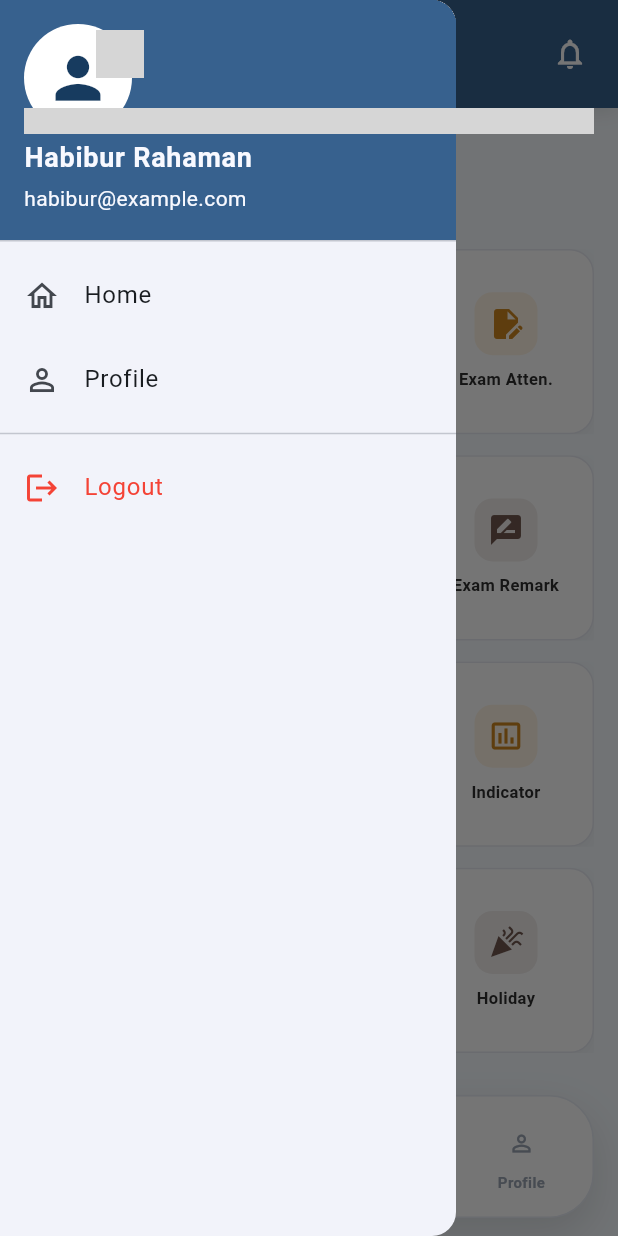
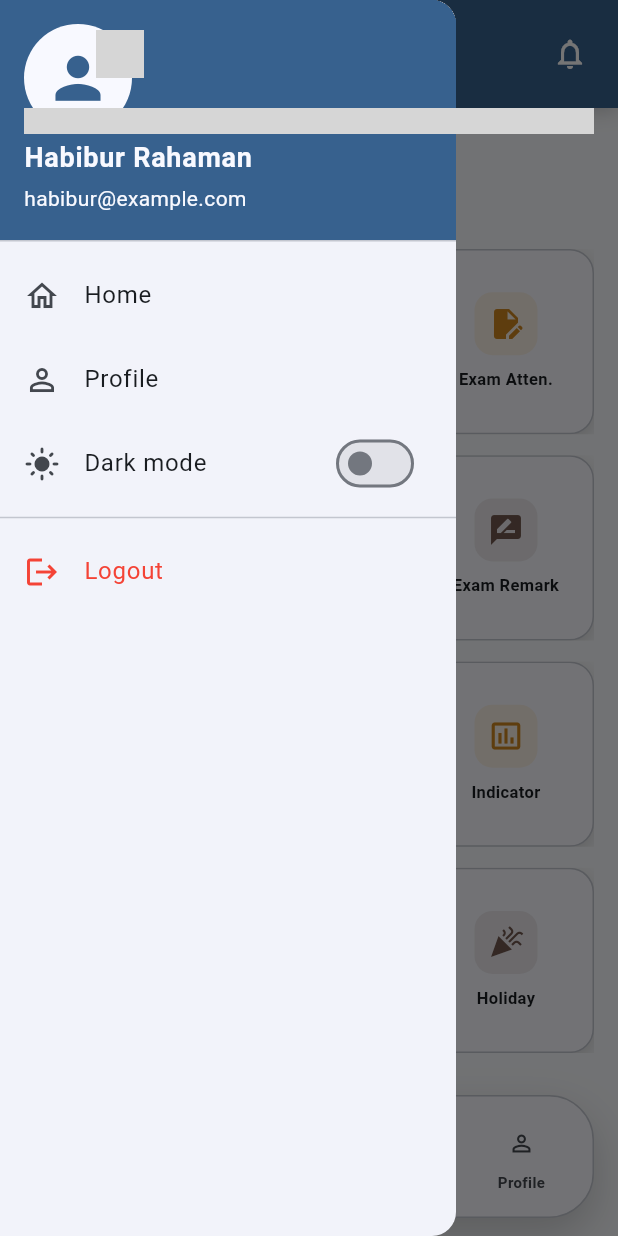
Before and after one commit to creativehabib/nu-app, a Flutter app: the screen it shows after launch, scrolled down 159 dp, after a tap on the "menu" icon, on a phone screen of 412 x 824 dp. Run offline on Flutter 3.47's test engine with Material 3 defaults, Android fonts, the phone set to English and light mode, and no system bars; network calls fail; grey boxes are pictures that could not be loaded.

Commit message:
Theme department list for dark mode

```diff
--- a/lib/main.dart
+++ b/lib/main.dart
@@ -3,6 +3,7 @@ import 'package:flutter/services.dart';
 import 'package:provider/provider.dart';
 
 import 'providers/directory_provider.dart';
+import 'providers/theme_provider.dart';
 import 'screens/home_screen.dart';
 
 void main() {
@@ -23,31 +24,57 @@ class UniversityDirectoryApp extends StatelessWidget {
 
   @override
   Widget build(BuildContext context) {
-    final colorScheme = ColorScheme.fromSeed(
+    final lightColorScheme = ColorScheme.fromSeed(
       seedColor: const Color(0xFF173B5F),
       brightness: Brightness.light,
     );
+    final darkColorScheme = ColorScheme.fromSeed(
+      seedColor: const Color(0xFF173B5F),
+      brightness: Brightness.dark,
+    );
 
-    return ChangeNotifierProvider(
-      create: (_) => DirectoryProvider()..loadDepartments(),
-      child: MaterialApp(
+    return MultiProvider(
+      providers: [
+        ChangeNotifierProvider(create: (_) => DirectoryProvider()..loadDepartments()),
+        ChangeNotifierProvider(create: (_) => ThemeProvider()),
+      ],
+      child: Consumer<ThemeProvider>(
+        builder: (context, themeProvider, _) {
+          return MaterialApp(
             debugShowCheckedModeBanner: false,
             title: 'National University Directory',
             theme: ThemeData(
               appBarTheme: AppBarTheme(
-            backgroundColor: colorScheme.primary,
-            foregroundColor: colorScheme.onPrimary,
+                backgroundColor: lightColorScheme.primary,
+                foregroundColor: lightColorScheme.onPrimary,
                 systemOverlayStyle: const SystemUiOverlayStyle(
                   statusBarColor: Colors.transparent,
                   statusBarIconBrightness: Brightness.light,
                   statusBarBrightness: Brightness.dark,
                 ),
               ),
-          colorScheme: colorScheme,
+              colorScheme: lightColorScheme,
               scaffoldBackgroundColor: const Color(0xFFF7F9FC),
               useMaterial3: true,
             ),
+            darkTheme: ThemeData(
+              appBarTheme: AppBarTheme(
+                backgroundColor: darkColorScheme.primary,
+                foregroundColor: darkColorScheme.onPrimary,
+                systemOverlayStyle: const SystemUiOverlayStyle(
+                  statusBarColor: Colors.transparent,
+                  statusBarIconBrightness: Brightness.light,
+                  statusBarBrightness: Brightness.dark,
+                ),
+              ),
+              colorScheme: darkColorScheme,
+              scaffoldBackgroundColor: const Color(0xFF0F141B),
+              useMaterial3: true,
+            ),
+            themeMode: themeProvider.themeMode,
             home: const HomeScreen(),
+          );
+        },
       ),
     );
   }
--- /dev/null
+++ b/lib/providers/theme_provider.dart
@@ -0,0 +1,13 @@
+import 'package:flutter/material.dart';
+
+class ThemeProvider extends ChangeNotifier {
+  ThemeMode _themeMode = ThemeMode.light;
+
+  ThemeMode get themeMode => _themeMode;
+  bool get isDarkMode => _themeMode == ThemeMode.dark;
+
+  void toggleTheme(bool isDark) {
+    _themeMode = isDark ? ThemeMode.dark : ThemeMode.light;
+    notifyListeners();
+  }
+}
--- a/lib/screens/home_screen.dart
+++ b/lib/screens/home_screen.dart
@@ -1,8 +1,10 @@
 import 'package:flutter/material.dart';
 import 'package:flutter/services.dart';
+import 'package:provider/provider.dart';
 
 import 'department_list_screen.dart';
 import '../navigation/app_bottom_nav_items.dart';
+import '../providers/theme_provider.dart';
 import '../widgets/app_bottom_nav.dart';
 
 class HomeScreen extends StatefulWidget {
@@ -16,12 +18,13 @@ class _HomeScreenState extends State<HomeScreen> {
   @override
   void didChangeDependencies() {
     super.didChangeDependencies();
+    final brightness = Theme.of(context).brightness;
     // স্ট্যাটাস বার কনফিগারেশন: ব্যাকগ্রাউন্ড নীল (প্রাইমারি কালার) এবং আইকন সাদা
     SystemChrome.setSystemUIOverlayStyle(
-      const SystemUiOverlayStyle(
+      SystemUiOverlayStyle(
         statusBarColor: Colors.transparent, // ট্রান্সপারেন্ট যাতে হেডারের কালার দেখা যায়
         statusBarIconBrightness: Brightness.light, // সাদা আইকন
-        statusBarBrightness: Brightness.dark,    // iOS এর জন্য
+        statusBarBrightness: brightness == Brightness.dark ? Brightness.light : Brightness.dark,    // iOS এর জন্য
       ),
     );
   }
@@ -29,6 +32,8 @@ class _HomeScreenState extends State<HomeScreen> {
   @override
   Widget build(BuildContext context) {
     final colorScheme = Theme.of(context).colorScheme;
+    final themeProvider = context.watch<ThemeProvider>();
+    final isDarkMode = themeProvider.isDarkMode;
 
     final tasks = [
       _TaskItem(icon: Icons.menu_book, label: 'Daily Task'),
@@ -59,13 +64,13 @@ class _HomeScreenState extends State<HomeScreen> {
     const currentIndex = 2;
 
     return AnnotatedRegion<SystemUiOverlayStyle>(
-      value: const SystemUiOverlayStyle(
+      value: SystemUiOverlayStyle(
         statusBarColor: Colors.transparent,
         statusBarIconBrightness: Brightness.light,
-        statusBarBrightness: Brightness.dark,
+        statusBarBrightness: isDarkMode ? Brightness.light : Brightness.dark,
       ),
       child: Scaffold(
-        backgroundColor: const Color(0xFFF6FBFF),
+        backgroundColor: Theme.of(context).scaffoldBackgroundColor,
 
         // --- সাইডবার ড্রয়ার মেনু ---
         drawer: Drawer(
@@ -73,9 +78,9 @@ class _HomeScreenState extends State<HomeScreen> {
             children: [
               UserAccountsDrawerHeader(
                 decoration: BoxDecoration(color: colorScheme.primary),
-                currentAccountPicture: const CircleAvatar(
-                  backgroundColor: Colors.white,
-                  child: Icon(Icons.person, size: 45, color: Color(0xFF173B5F)),
+                currentAccountPicture: CircleAvatar(
+                  backgroundColor: colorScheme.surface,
+                  child: Icon(Icons.person, size: 45, color: colorScheme.primary),
                 ),
                 accountName: const Text('Habibur Rahaman',
                     style: TextStyle(fontWeight: FontWeight.bold, fontSize: 18)),
@@ -90,6 +95,12 @@ class _HomeScreenState extends State<HomeScreen> {
                 leading: const Icon(Icons.person_outline),
                 title: const Text('Profile'),
                 onTap: () {},
+              ),
+              SwitchListTile(
+                secondary: Icon(isDarkMode ? Icons.dark_mode : Icons.light_mode),
+                title: const Text('Dark mode'),
+                value: isDarkMode,
+                onChanged: themeProvider.toggleTheme,
               ),
               const Divider(),
               ListTile(
@@ -111,7 +122,7 @@ class _HomeScreenState extends State<HomeScreen> {
                 // নিচে হালকা শ্যাডো দেওয়ার জন্য
                 boxShadow: [
                   BoxShadow(
-                    color: Colors.black.withOpacity(0.1),
+                    color: colorScheme.shadow.withOpacity(0.2),
                     blurRadius: 10,
                     offset: const Offset(0, 2),
                   ),
@@ -146,7 +157,7 @@ class _HomeScreenState extends State<HomeScreen> {
                         ),
                       ),
                       const SizedBox(width: 12),
-                      const Expanded(
+                      Expanded(
                         child: Column(
                           crossAxisAlignment: CrossAxisAlignment.start,
                           children: [
@@ -155,14 +166,14 @@ class _HomeScreenState extends State<HomeScreen> {
                               style: TextStyle(
                                 fontSize: 18,
                                 fontWeight: FontWeight.bold,
-                                color: Colors.white,
+                                color: colorScheme.onPrimary,
                               ),
                             ),
                             Text(
                               'Bangladesh',
                               style: TextStyle(
                                 fontSize: 13,
-                                color: Colors.white70,
+                                color: colorScheme.onPrimary.withOpacity(0.7),
                               ),
                             ),
                           ],
@@ -203,8 +214,8 @@ class _HomeScreenState extends State<HomeScreen> {
                     ),
 
                     // --- সার্ভিসেস টাইটেল ---
-                    const Padding(
-                      padding: EdgeInsets.symmetric(horizontal: 16, vertical: 12),
+                    Padding(
+                      padding: const EdgeInsets.symmetric(horizontal: 16, vertical: 12),
                       child: Column(
                         crossAxisAlignment: CrossAxisAlignment.start,
                         children: [
@@ -213,14 +224,14 @@ class _HomeScreenState extends State<HomeScreen> {
                             style: TextStyle(
                               fontSize: 18,
                               fontWeight: FontWeight.w700,
-                              color: Color(0xFF1F1F1F),
+                              color: colorScheme.onSurface,
                             ),
                           ),
                           Text(
                             'Everything you need in one place',
                             style: TextStyle(
                               fontSize: 13,
-                              color: Color(0xFF7C8294),
+                              color: colorScheme.onSurfaceVariant,
                             ),
                           ),
                         ],
@@ -287,6 +298,7 @@ class _TaskTile extends StatelessWidget {
   @override
   Widget build(BuildContext context) {
     final iconColor = Color.lerp(color, Colors.black, 0.2) ?? color;
+    final colorScheme = Theme.of(context).colorScheme;
     return Material(
       color: Colors.transparent,
       child: InkWell(
@@ -294,10 +306,16 @@ class _TaskTile extends StatelessWidget {
         onTap: onTap,
         child: Ink(
           decoration: BoxDecoration(
-            color: Colors.white,
+            color: colorScheme.surface,
             borderRadius: BorderRadius.circular(16),
-            border: Border.all(color: const Color(0xFFE8EAF2)),
-            boxShadow: [BoxShadow(blurRadius: 10, color: Colors.black.withOpacity(0.05), offset: const Offset(0, 4))],
+            border: Border.all(color: colorScheme.outlineVariant),
+            boxShadow: [
+              BoxShadow(
+                blurRadius: 10,
+                color: Theme.of(context).shadowColor.withOpacity(0.15),
+                offset: const Offset(0, 4),
+              ),
+            ],
           ),
           padding: const EdgeInsets.all(10),
           child: Column(
@@ -309,7 +327,15 @@ class _TaskTile extends StatelessWidget {
                 child: Icon(icon, color: iconColor),
               ),
               const SizedBox(height: 8),
-              Text(label, textAlign: TextAlign.center, style: const TextStyle(fontSize: 11, fontWeight: FontWeight.w600, color: Color(0xFF2E2E2E))),
+              Text(
+                label,
+                textAlign: TextAlign.center,
+                style: TextStyle(
+                  fontSize: 11,
+                  fontWeight: FontWeight.w600,
+                  color: colorScheme.onSurface,
+                ),
+              ),
             ],
           ),
         ),
--- a/lib/widgets/app_bottom_nav.dart
+++ b/lib/widgets/app_bottom_nav.dart
@@ -12,19 +12,20 @@ class AppBottomNavBar extends StatelessWidget {
 
   @override
   Widget build(BuildContext context) {
+    final colorScheme = Theme.of(context).colorScheme;
     return SafeArea(
       top: false,
       child: Padding(
         padding: const EdgeInsets.fromLTRB(16, 8, 16, 12),
         child: Container(
           decoration: BoxDecoration(
-            color: Colors.white,
-            border: Border.all(color: const Color(0xFFE7ECF4)),
+            color: colorScheme.surface,
+            border: Border.all(color: colorScheme.outlineVariant),
             borderRadius: BorderRadius.circular(30),
             boxShadow: [
               BoxShadow(
                 blurRadius: 24,
-                color: Colors.black.withOpacity(0.12),
+                color: Theme.of(context).shadowColor.withOpacity(0.18),
                 offset: const Offset(0, 12),
               ),
             ],
@@ -74,7 +75,7 @@ class _BottomNavButton extends StatelessWidget {
   @override
   Widget build(BuildContext context) {
     final selectedColor = Theme.of(context).colorScheme.primary;
-    const unselectedColor = Color(0xFF9AA4B2);
+    final unselectedColor = Theme.of(context).colorScheme.onSurfaceVariant;
     final iconBackground =
         isSelected ? selectedColor.withOpacity(0.16) : Colors.transparent;
     return Material(
--- a/lib/widgets/employee_card.dart
+++ b/lib/widgets/employee_card.dart
@@ -69,6 +69,7 @@ class _EmployeeCardState extends State<EmployeeCard> {
       showDragHandle: true,
       backgroundColor: Theme.of(context).colorScheme.surface,
       builder: (context) {
+        final colorScheme = Theme.of(context).colorScheme;
         return SafeArea(
           child: Padding(
             padding: const EdgeInsets.fromLTRB(16, 8, 16, 24),
@@ -87,7 +88,7 @@ class _EmployeeCardState extends State<EmployeeCard> {
 
                 // Phone Call
                 ListTile(
-                  leading: const Icon(Icons.phone_in_talk),
+                  leading: Icon(Icons.phone_in_talk, color: colorScheme.primary),
                   title: const Text('Phone Call'),
                   subtitle: Text(phone),
                   shape: RoundedRectangleBorder(borderRadius: BorderRadius.circular(12)),
@@ -99,7 +100,7 @@ class _EmployeeCardState extends State<EmployeeCard> {
 
                 // whatsapp
                 ListTile(
-                  leading: const Icon(Icons.message, color: Colors.green),
+                  leading: Icon(Icons.message, color: colorScheme.tertiary),
                   title: const Text('WhatsApp'),
                   subtitle: Text(canOpenWhatsApp
                       ? 'Chat/Call via WhatsApp'
```
Also changed, not shown: lib/screens/about_screen.dart (+6 -5 lines), lib/screens/contact_screen.dart (+6 -5 lines), lib/screens/department_list_screen.dart (+20 -6 lines), lib/screens/employee_list_screen.dart (+9 -2 lines), lib/screens/location_screen.dart (+13 -11 lines). Lines whose indentation alone changed are shown as unchanged.
